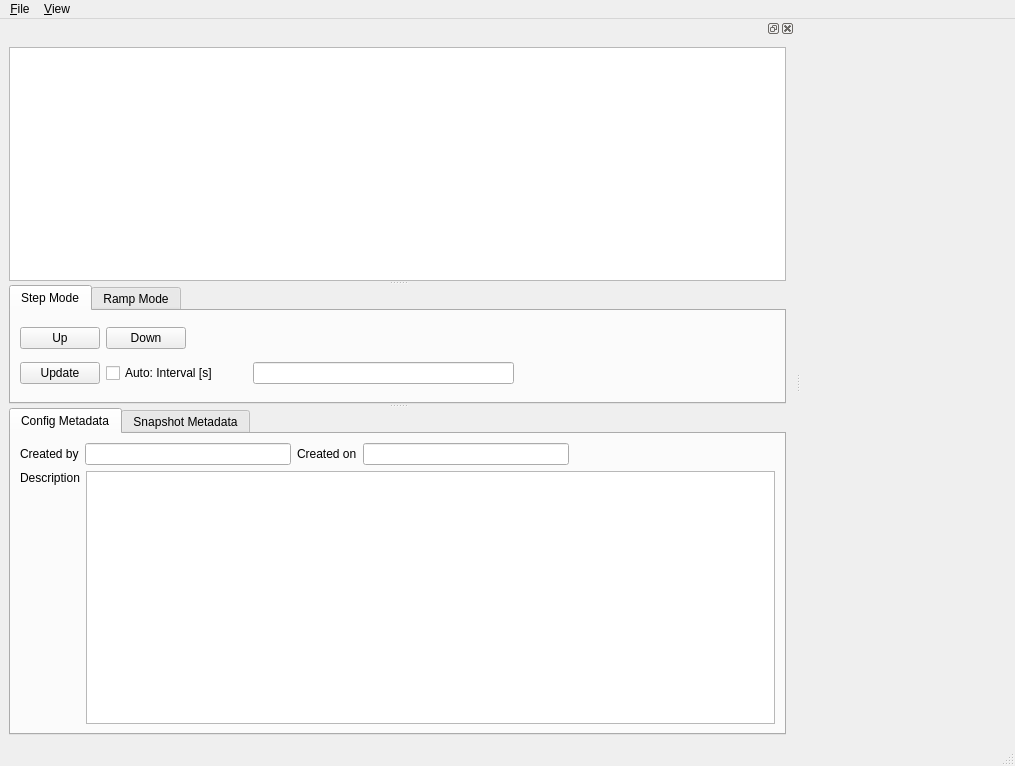
Qt form gui/Qt4Designer_files/ui_lattice_tuner_for_reference.ui (NSLS-II/aphla) before a commit.
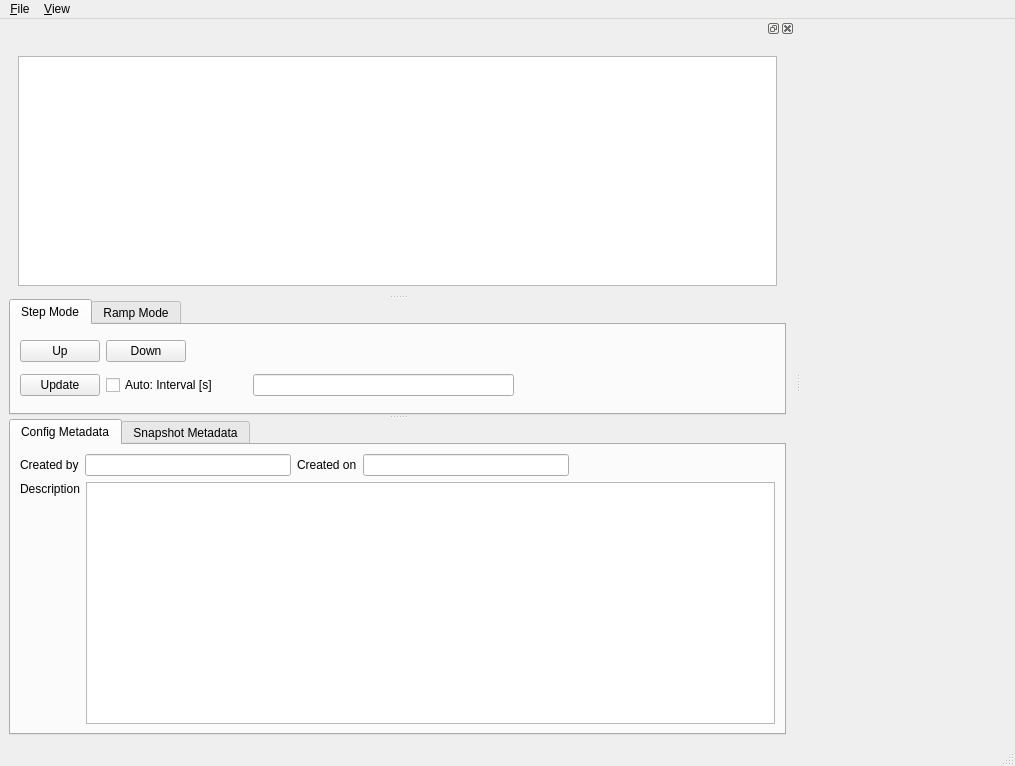
The same form after that commit. The open tabs and pages were chosen to show the change.

Commit message: working on hdf5 saving/loading for tuner config setup dialog

What changed in the file:
```diff
--- a/gui/Qt4Designer_files/ui_lattice_tuner_for_reference.ui
+++ b/gui/Qt4Designer_files/ui_lattice_tuner_for_reference.ui
@@ -73,13 +73,31 @@
     <number>1</number>
    </attribute>
    <widget class="QWidget" name="dockWidgetContents">
-    <layout class="QGridLayout" name="gridLayout">
+    <layout class="QGridLayout" name="gridLayout_3">
      <item row="0" column="0">
       <widget class="QSplitter" name="splitter">
        <property name="orientation">
         <enum>Qt::Vertical</enum>
        </property>
-       <widget class="QTreeView" name="treeView"/>
+       <widget class="QStackedWidget" name="stackedWidget">
+        <property name="currentIndex">
+         <number>1</number>
+        </property>
+        <widget class="QWidget" name="page_tree">
+         <layout class="QGridLayout" name="gridLayout">
+          <item row="0" column="0">
+           <widget class="QTreeView" name="treeView"/>
+          </item>
+         </layout>
+        </widget>
+        <widget class="QWidget" name="page_table">
+         <layout class="QGridLayout" name="gridLayout_2">
+          <item row="0" column="0">
+           <widget class="QTableView" name="tableView"/>
+          </item>
+         </layout>
+        </widget>
+       </widget>
        <widget class="QTabWidget" name="tabWidget_mode">
         <property name="currentIndex">
          <number>0</number>
```
Left out of the diff: 4 changed lines with no effect on the pictures. The commit also changes 8 other files.
